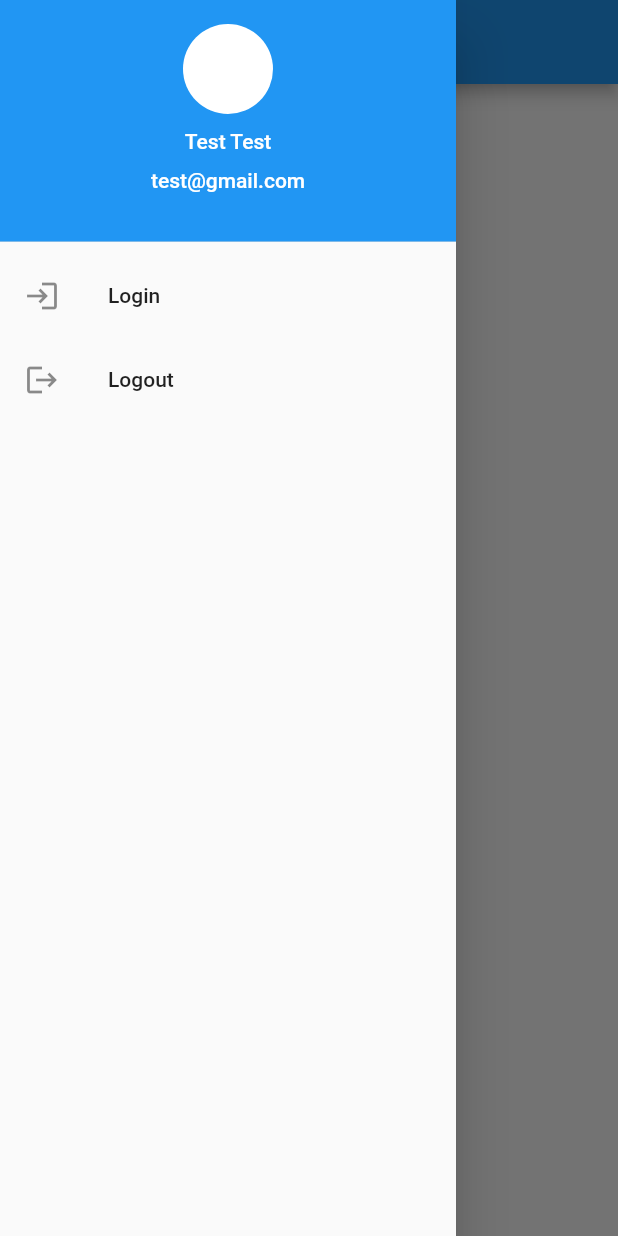
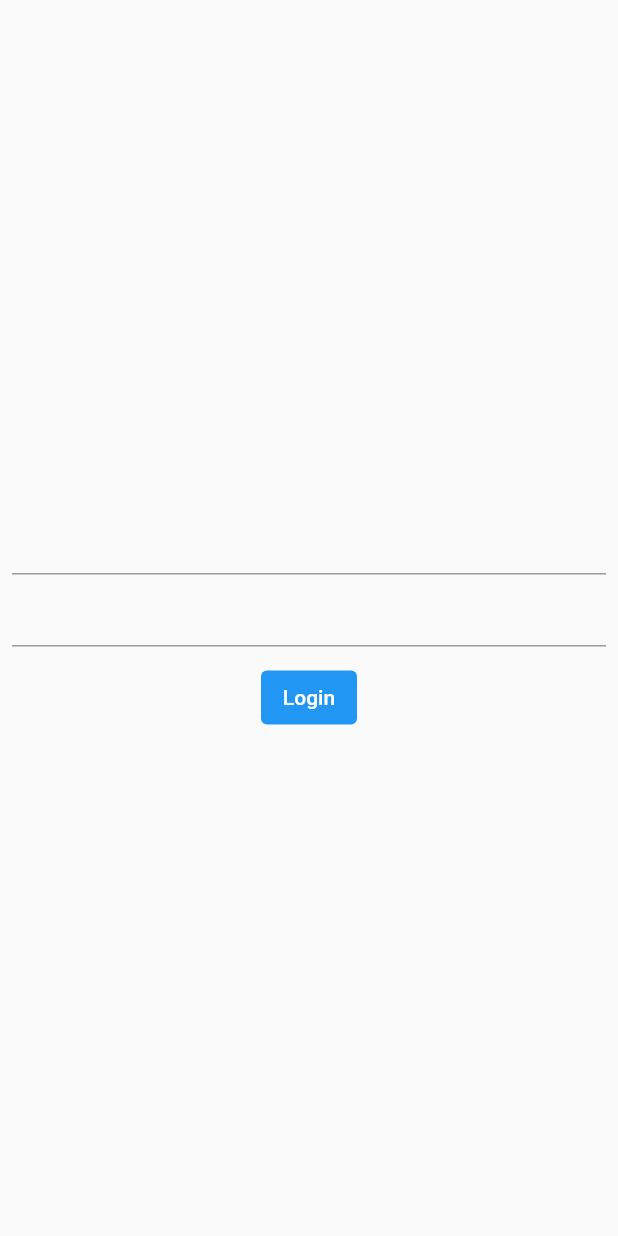
Before and after one commit to matada2000/flutter_laravel_app, a Flutter app: the screen it shows after launch, in the side drawer, after a tap on "Login", on a phone screen of 412 x 824 dp. Run offline on Flutter 3.47's test engine with Material 2 defaults, Android fonts, the phone set to English and light mode, and no system bars.

Commit message:
Login Controller, Password Controller

```diff
--- a/lib/screens/home_screen.dart
+++ b/lib/screens/home_screen.dart
@@ -1,4 +1,5 @@
 import 'package:flutter/material.dart';
+import 'package:flutter_laravel_app/screens/login_dart.dart';
 
 class HomeScreen extends StatefulWidget {
   const HomeScreen({super.key});
@@ -50,7 +51,9 @@ class _HomeScreenState extends State<HomeScreen> {
             ListTile(
               title: Text('Login'),
               leading: Icon(Icons.login),
-              onTap: () {},
+              onTap: () {
+                Navigator.of(context).push(MaterialPageRoute(builder: ((context) => LoginScreen())));
+              },
             ),
             ListTile(
               title: Text('Logout'),
--- a/lib/screens/login_dart.dart
+++ b/lib/screens/login_dart.dart
@@ -0,0 +1,77 @@
+import 'package:flutter/material.dart';
+
+class LoginScreen extends StatefulWidget {
+  const LoginScreen({super.key});
+
+  @override
+  State<LoginScreen> createState() => _LoginScreenState();
+}
+
+class _LoginScreenState extends State<LoginScreen> {
+  TextEditingController _emailController = TextEditingController();
+  TextEditingController _passwordController = TextEditingController();
+  final _formKey = GlobalKey<FormState>();
+
+  @override
+  void initState() {
+    // TODO: implement initState
+    super.initState();
+  }
+
+  @override
+  void dispose() {
+    _emailController.dispose();
+    _passwordController.dispose();
+    super.dispose();
+  }
+
+  @override
+  Widget build(BuildContext context) {
+    return Scaffold(
+      body: Padding(
+        padding: const EdgeInsets.all(8.0),
+        child: Form(
+          key: _formKey,
+          child: Column(
+            mainAxisAlignment: MainAxisAlignment.center,
+            children: [
+              TextFormField(
+                  controller: _emailController,
+                  validator: (value) => value?.isEmpty ?? true
+                      ? 'please enter valid email'
+                      : null),
+              TextFormField(
+                  controller: _passwordController,
+                  validator: (value) => value?.isEmpty ?? true
+                      ? 'please enter valid password'
+                      : null),
+              SizedBox(
+                height: 10,
+              ),
+              TextButton(
+                style: ButtonStyle(
+                  backgroundColor: MaterialStateProperty.all(Colors.blue),
+                  foregroundColor: MaterialStateProperty.all(Colors.black),
+                ),
+                onPressed: () {
+                  Map creds = {
+                    'email' : _emailController.text,
+                    'password' : _passwordController.text,
+                    'device name' : 'mobile',
+                  };
+                  if (_formKey.currentState!.validate()) {
+                    print(creds);
+                  }
+                },
+                child: Text(
+                  'Login',
+                  style: TextStyle(color: Colors.white),
+                ),
+              ),
+            ],
+          ),
+        ),
+      ),
+    );
+  }
+}
```
